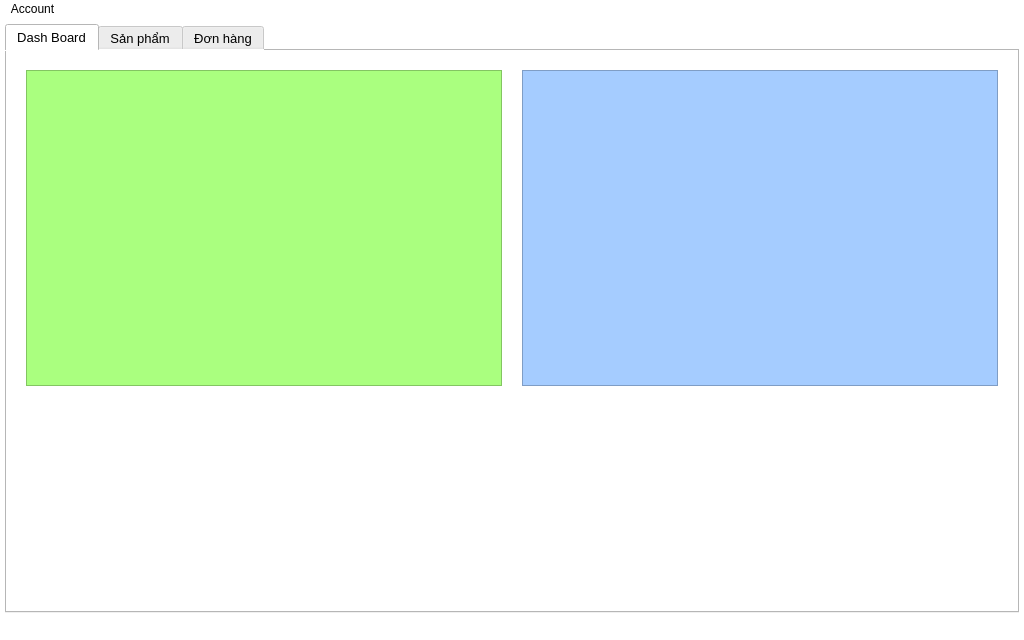
First picture: the form in lib/ui/home.ui, repository DucHuySET/shoes_store, before the edit.
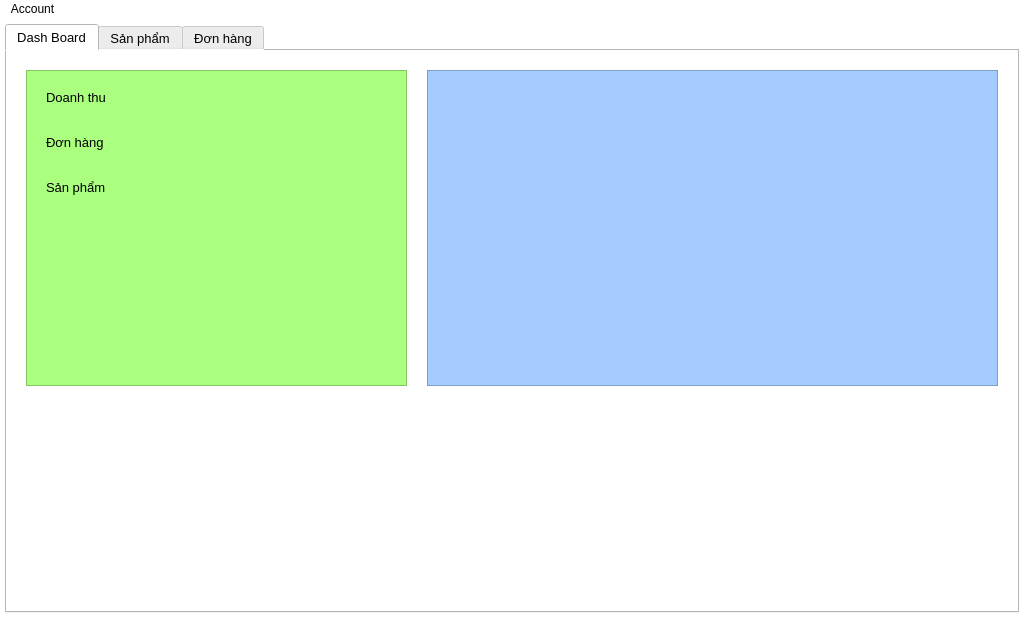
Second picture: the form after the edit. The open tabs and pages were chosen to show the change.

Commit message: add dashboard and home statistic

What changed in the file:
```diff
--- a/lib/ui/home.ui
+++ b/lib/ui/home.ui
@@ -68,7 +68,7 @@
        </attribute>
        <layout class="QVBoxLayout" name="verticalLayout_2">
         <item>
-         <layout class="QHBoxLayout" name="horizontalLayout" stretch="0,0">
+         <layout class="QHBoxLayout" name="horizontalLayout" stretch="2,3">
           <property name="spacing">
            <number>20</number>
           </property>
@@ -101,6 +101,111 @@
             <property name="frameShadow">
              <enum>QFrame::Raised</enum>
             </property>
+            <layout class="QVBoxLayout" name="verticalLayout_3">
+             <item>
+              <layout class="QFormLayout" name="formLayout">
+               <property name="rowWrapPolicy">
+                <enum>QFormLayout::WrapLongRows</enum>
+               </property>
+               <property name="horizontalSpacing">
+                <number>10</number>
+               </property>
+               <property name="verticalSpacing">
+                <number>30</number>
+               </property>
+               <property name="leftMargin">
+                <number>10</number>
+               </property>
+               <property name="topMargin">
+                <number>10</number>
+               </property>
+               <property name="rightMargin">
+                <number>10</number>
+               </property>
+               <property name="bottomMargin">
+                <number>10</number>
+               </property>
+               <item row="0" column="0">
+                <widget class="QLabel" name="label">
+                 <property name="font">
+                  <font>
+                   <family>Arial</family>
+                   <pointsize>10</pointsize>
+                  </font>
+                 </property>
+                 <property name="text">
+                  <string>Doanh thu</string>
+                 </property>
+                </widget>
+               </item>
+               <item row="0" column="1">
+                <widget class="QLabel" name="reve_ct">
+                 <property name="font">
+                  <font>
+                   <family>Arial</family>
+                   <pointsize>10</pointsize>
+                  </font>
+                 </property>
+                 <property name="text">
+                  <string/>
+                 </property>
+                </widget>
+               </item>
+               <item row="1" column="0">
+                <widget class="QLabel" name="label_3">
+                 <property name="font">
+                  <font>
+                   <family>Arial</family>
+                   <pointsize>10</pointsize>
+                  </font>
+                 </property>
+                 <property name="text">
+                  <string>Đơn hàng</string>
+                 </property>
+                </widget>
+               </item>
+               <item row="1" column="1">
+                <widget class="QLabel" name="invoic_ct">
+                 <property name="font">
+                  <font>
+                   <family>Arial</family>
+                   <pointsize>10</pointsize>
+                  </font>
+                 </property>
+                 <property name="text">
+                  <string/>
+                 </property>
+                </widget>
+               </item>
+               <item row="2" column="0">
+                <widget class="QLabel" name="label_5">
+                 <property name="font">
+                  <font>
+                   <family>Arial</family>
+                   <pointsize>10</pointsize>
+                  </font>
+                 </property>
+                 <property name="text">
+                  <string>Sản phẩm</string>
+                 </property>
+                </widget>
+               </item>
+               <item row="2" column="1">
+                <widget class="QLabel" name="prod_ct">
+                 <property name="font">
+                  <font>
+                   <family>Arial</family>
+                   <pointsize>10</pointsize>
+                  </font>
+                 </property>
+                 <property name="text">
+                  <string/>
+                 </property>
+                </widget>
+               </item>
+              </layout>
+             </item>
+            </layout>
            </widget>
           </item>
           <item>
```
Left out of the diff: 4 changed lines with no effect on the pictures. The commit also changes 13 other files.
